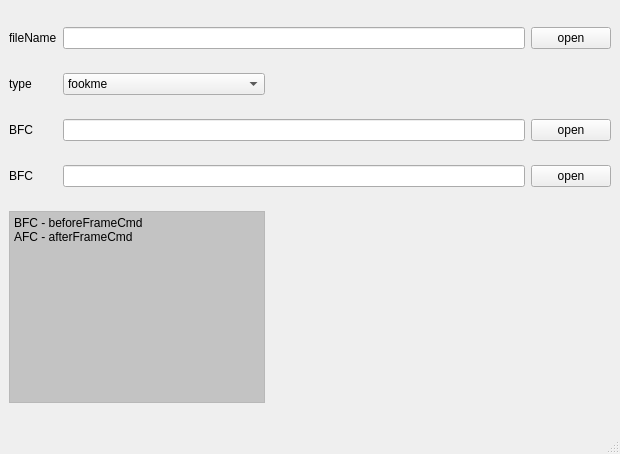
Above: rbhusUI/lib/rbhusEdit.ui from aumanimationstudios/rbhus before the change. Below: the same form after it.
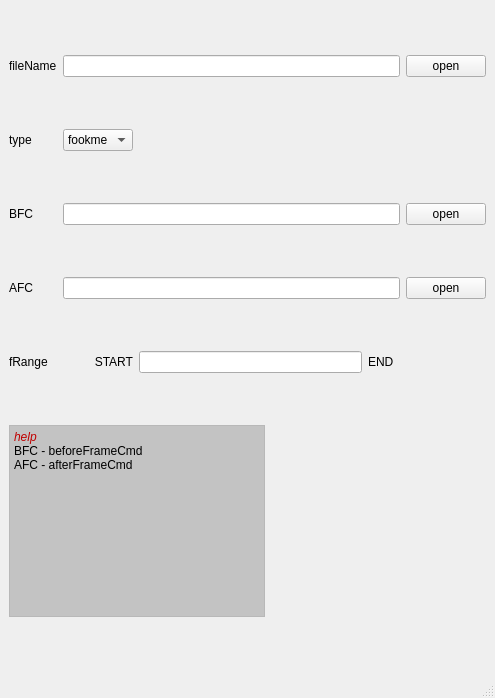
That is the form after the change.

```diff
--- a/rbhusUI/lib/rbhusEdit.ui
+++ b/rbhusUI/lib/rbhusEdit.ui
@@ -6,8 +6,8 @@
    <rect>
     <x>0</x>
     <y>0</y>
-    <width>620</width>
-    <height>454</height>
+    <width>495</width>
+    <height>698</height>
    </rect>
   </property>
   <property name="windowTitle">
@@ -15,31 +15,30 @@
   </property>
   <widget class="QWidget" name="centralwidget">
    <layout class="QGridLayout" name="gridLayout">
-    <item row="0" column="1" colspan="2">
-     <widget class="QLineEdit" name="lineEditFileName">
+    <item row="6" column="0">
+     <widget class="QLabel" name="labelFrange">
       <property name="sizePolicy">
-       <sizepolicy hsizetype="MinimumExpanding" vsizetype="Fixed">
+       <sizepolicy hsizetype="Minimum" vsizetype="Fixed">
         <horstretch>0</horstretch>
         <verstretch>0</verstretch>
        </sizepolicy>
       </property>
+      <property name="text">
+       <string>fRange</string>
+      </property>
      </widget>
     </item>
-    <item row="0" column="3">
+    <item row="0" column="5">
      <widget class="QPushButton" name="pushOpen">
-      <property name="text">
-       <string>open</string>
-      </property>
-     </widget>
-    </item>
-    <item row="4" column="1" colspan="2">
-     <widget class="QLineEdit" name="lineEditBfc">
       <property name="sizePolicy">
-       <sizepolicy hsizetype="MinimumExpanding" vsizetype="Fixed">
+       <sizepolicy hsizetype="Fixed" vsizetype="Fixed">
         <horstretch>0</horstretch>
         <verstretch>0</verstretch>
        </sizepolicy>
       </property>
+      <property name="text">
+       <string>open</string>
+      </property>
      </widget>
     </item>
     <item row="3" column="0">
@@ -68,7 +67,7 @@
       </property>
      </widget>
     </item>
-    <item row="7" column="0" colspan="2">
+    <item row="7" column="0" colspan="4">
      <widget class="QTextEdit" name="textEdit">
       <property name="sizePolicy">
        <sizepolicy hsizetype="Fixed" vsizetype="Fixed">
@@ -140,6 +139,7 @@
 &lt;html&gt;&lt;head&gt;&lt;meta name=&quot;qrichtext&quot; content=&quot;1&quot; /&gt;&lt;style type=&quot;text/css&quot;&gt;
 p, li { white-space: pre-wrap; }
 &lt;/style&gt;&lt;/head&gt;&lt;body style=&quot; font-family:'Sans Serif'; font-size:9pt; font-weight:400; font-style:italic;&quot;&gt;
+&lt;p style=&quot; margin-top:0px; margin-bottom:0px; margin-left:0px; margin-right:0px; -qt-block-indent:0; text-indent:0px;&quot;&gt;&lt;span style=&quot; color:#c00000;&quot;&gt;help&lt;/span&gt;&lt;/p&gt;
 &lt;p style=&quot; margin-top:0px; margin-bottom:0px; margin-left:0px; margin-right:0px; -qt-block-indent:0; text-indent:0px;&quot;&gt;&lt;span style=&quot; font-style:normal;&quot;&gt;BFC - beforeFrameCmd&lt;/span&gt;&lt;/p&gt;
 &lt;p style=&quot; margin-top:0px; margin-bottom:0px; margin-left:0px; margin-right:0px; -qt-block-indent:0; text-indent:0px;&quot;&gt;&lt;span style=&quot; font-style:normal;&quot;&gt;AFC - afterFrameCmd&lt;/span&gt;&lt;/p&gt;&lt;/body&gt;&lt;/html&gt;</string>
       </property>
@@ -148,23 +148,92 @@
       </property>
      </widget>
     </item>
-    <item row="3" column="2">
-     <spacer name="horizontalSpacer">
-      <property name="orientation">
-       <enum>Qt::Horizontal</enum>
+    <item row="4" column="1" colspan="4">
+     <widget class="QLineEdit" name="lineEditBfc">
+      <property name="sizePolicy">
+       <sizepolicy hsizetype="MinimumExpanding" vsizetype="Fixed">
+        <horstretch>0</horstretch>
+        <verstretch>0</verstretch>
+       </sizepolicy>
       </property>
-      <property name="sizeHint" stdset="0">
-       <size>
-        <width>40</width>
-        <height>20</height>
-       </size>
+     </widget>
+    </item>
+    <item row="4" column="0">
+     <widget class="QLabel" name="labelBfc">
+      <property name="sizePolicy">
+       <sizepolicy hsizetype="Minimum" vsizetype="Fixed">
+        <horstretch>0</horstretch>
+        <verstretch>0</verstretch>
+       </sizepolicy>
       </property>
-     </spacer>
+      <property name="text">
+       <string>BFC</string>
+      </property>
+     </widget>
+    </item>
+    <item row="0" column="1" colspan="4">
+     <widget class="QLineEdit" name="lineEditFileName">
+      <property name="sizePolicy">
+       <sizepolicy hsizetype="MinimumExpanding" vsizetype="Fixed">
+        <horstretch>0</horstretch>
+        <verstretch>0</verstretch>
+       </sizepolicy>
+      </property>
+     </widget>
+    </item>
+    <item row="5" column="0">
+     <widget class="QLabel" name="labelAfc">
+      <property name="sizePolicy">
+       <sizepolicy hsizetype="Minimum" vsizetype="Fixed">
+        <horstretch>0</horstretch>
+        <verstretch>0</verstretch>
+       </sizepolicy>
+      </property>
+      <property name="text">
+       <string>AFC</string>
+      </property>
+     </widget>
+    </item>
+    <item row="4" column="5">
+     <widget class="QPushButton" name="pushOpenBfc">
+      <property name="sizePolicy">
+       <sizepolicy hsizetype="Fixed" vsizetype="Fixed">
+        <horstretch>0</horstretch>
+        <verstretch>0</verstretch>
+       </sizepolicy>
+      </property>
+      <property name="text">
+       <string>open</string>
+      </property>
+     </widget>
+    </item>
+    <item row="5" column="1" colspan="4">
+     <widget class="QLineEdit" name="lineEditAfc">
+      <property name="sizePolicy">
+       <sizepolicy hsizetype="MinimumExpanding" vsizetype="Fixed">
+        <horstretch>0</horstretch>
+        <verstretch>0</verstretch>
+       </sizepolicy>
+      </property>
+     </widget>
+    </item>
+    <item row="5" column="5">
+     <widget class="QPushButton" name="pushOpenAfc">
+      <property name="sizePolicy">
+       <sizepolicy hsizetype="Fixed" vsizetype="Fixed">
+        <horstretch>0</horstretch>
+        <verstretch>0</verstretch>
+       </sizepolicy>
+      </property>
+      <property name="text">
+       <string>open</string>
+      </property>
+     </widget>
     </item>
     <item row="3" column="1">
      <widget class="QComboBox" name="comboBox">
       <property name="sizePolicy">
-       <sizepolicy hsizetype="Preferred" vsizetype="Fixed">
+       <sizepolicy hsizetype="Fixed" vsizetype="Fixed">
         <horstretch>0</horstretch>
         <verstretch>0</verstretch>
        </sizepolicy>
@@ -176,53 +245,26 @@
       </item>
      </widget>
     </item>
-    <item row="4" column="0">
-     <widget class="QLabel" name="labelBfc">
-      <property name="sizePolicy">
-       <sizepolicy hsizetype="Minimum" vsizetype="Fixed">
-        <horstretch>0</horstretch>
-        <verstretch>0</verstretch>
-       </sizepolicy>
+    <item row="6" column="1">
+     <widget class="QLabel" name="label">
+      <property name="layoutDirection">
+       <enum>Qt::LeftToRight</enum>
       </property>
       <property name="text">
-       <string>BFC</string>
+       <string>START</string>
       </property>
-     </widget>
-    </item>
-    <item row="4" column="3">
-     <widget class="QPushButton" name="pushOpenBfc">
-      <property name="text">
-       <string>open</string>
+      <property name="alignment">
+       <set>Qt::AlignRight|Qt::AlignTrailing|Qt::AlignVCenter</set>
       </property>
      </widget>
     </item>
-    <item row="5" column="0">
-     <widget class="QLabel" name="labelBfc_2">
-      <property name="sizePolicy">
-       <sizepolicy hsizetype="Minimum" vsizetype="Fixed">
-        <horstretch>0</horstretch>
-        <verstretch>0</verstretch>
-       </sizepolicy>
-      </property>
-      <property name="text">
-       <string>BFC</string>
-      </property>
-     </widget>
+    <item row="6" column="2">
+     <widget class="QLineEdit" name="lineEdit"/>
     </item>
-    <item row="5" column="3">
-     <widget class="QPushButton" name="pushOpenBfc_2">
+    <item row="6" column="3">
+     <widget class="QLabel" name="label_2">
       <property name="text">
-       <string>open</string>
-      </property>
-     </widget>
-    </item>
-    <item row="5" column="1" colspan="2">
-     <widget class="QLineEdit" name="lineEditBfc_2">
-      <property name="sizePolicy">
-       <sizepolicy hsizetype="MinimumExpanding" vsizetype="Fixed">
-        <horstretch>0</horstretch>
-        <verstretch>0</verstretch>
-       </sizepolicy>
+       <string>END</string>
       </property>
      </widget>
     </item>
@@ -233,7 +275,7 @@
     <rect>
      <x>0</x>
      <y>0</y>
-     <width>620</width>
+     <width>495</width>
      <height>19</height>
     </rect>
    </property>
```
